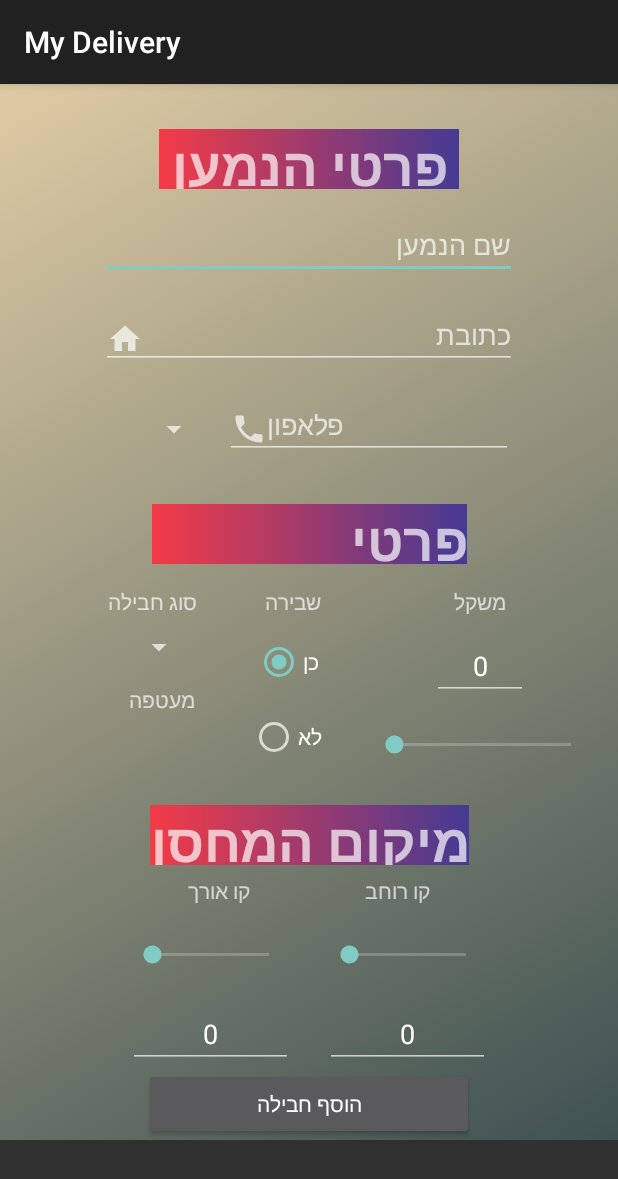
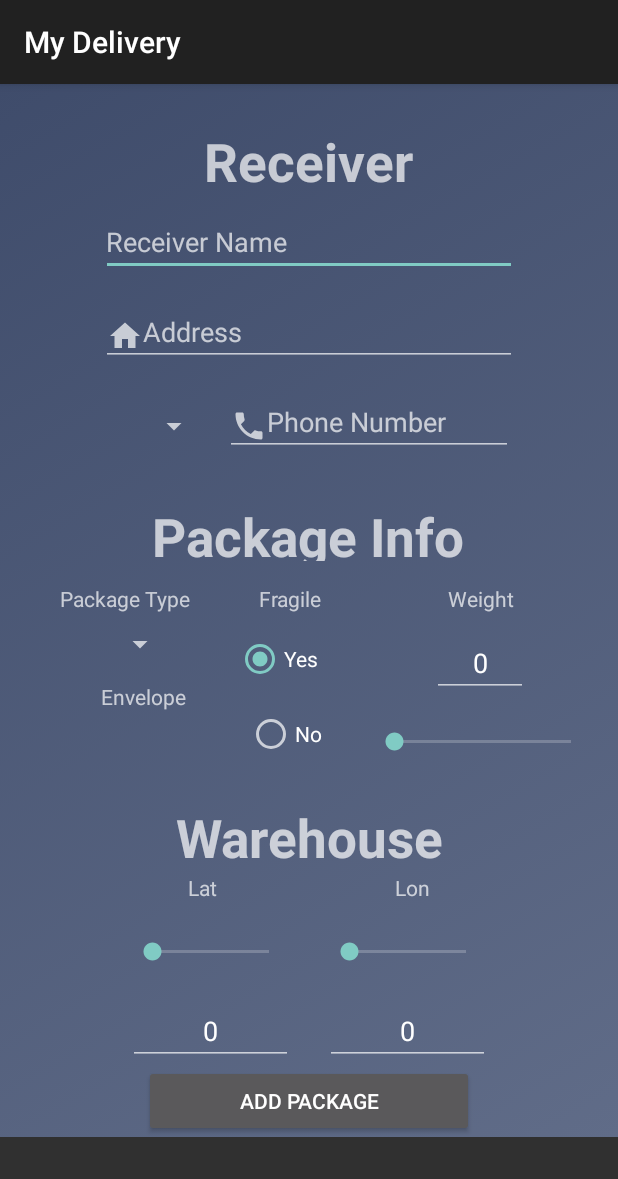
Before and after one commit to mendy-josovic/PackageSending, an Android app: the screen it shows after launch (MainActivity), on a phone screen of 412 x 824 dp. Shown: the top 1179 px of the screen. Run offline under Robolectric (Android 15) with nearby library versions, the phone set to English and light mode, and no system bars; our stand-ins replace Firebase (no records; nobody signed in at launch, a user with empty details on screens opened directly).

Commit message:
adding counter for button changing language

```diff
--- a/app/src/main/java/com/example/packagesending/MainActivity.kt
+++ b/app/src/main/java/com/example/packagesending/MainActivity.kt
@@ -2,10 +2,11 @@ package com.example.packagesending
 
 import androidx.appcompat.app.AppCompatActivity
 import android.os.Bundle
+import android.text.Editable
 import android.view.View
 import android.widget.*
 import com.google.firebase.FirebaseApp
-
+import android.text.TextWatcher
 
 class MainActivity : AppCompatActivity() {
     private lateinit var ownerNameEt: EditText
@@ -23,7 +24,7 @@ class MainActivity : AppCompatActivity() {
     private lateinit var rbYes: RadioButton
     private lateinit var addButton: Button
     private lateinit var spinRTv: TextView
-
+    var int: Int = 8
     private lateinit var dataBaseRef: FireBaseDBConnection
 
     override fun onCreate(savedInstanceState: Bundle?) {
@@ -54,13 +55,29 @@ class MainActivity : AppCompatActivity() {
         addButton = findViewById(R.id.addButton)
 
         rbYes.isChecked = true
-
         //init for areas Code - spinner.
-        var areasCode = ArrayList<String>()
+        val areasCode = ArrayList<String>()
         for (i in 0..9) {
             areasCode.add("05$i-")
         }
+        ownerNameEt.addTextChangedListener( object : TextWatcher{
+            override fun beforeTextChanged(p0: CharSequence?, p1: Int, p2: Int, p3: Int) {}
 
+
+            override fun onTextChanged(p0: CharSequence?, p1: Int, p2: Int, p3: Int) {
+                int--
+            }
+            override fun afterTextChanged(p0: Editable?) {}
+        })
+        ownerPhoneEt.addTextChangedListener(object : TextWatcher{
+            override fun beforeTextChanged(p0: CharSequence?, p1: Int, p2: Int, p3: Int) {}
+
+
+            override fun onTextChanged(p0: CharSequence?, p1: Int, p2: Int, p3: Int) {
+                int--
+            }
+            override fun afterTextChanged(p0: Editable?) {}
+        })
         // set Adapter of areas Code to the spinner.
         areaCode.adapter = ArrayAdapter(
             this, android.R.layout.simple_list_item_1, areasCode
@@ -76,6 +93,9 @@ class MainActivity : AppCompatActivity() {
             override fun onItemSelected(p0: AdapterView<*>?, p1: View?, p2: Int, p3: Long) {
                 spinRTv.visibility = View.VISIBLE
                 spinRTv.text = pacTypeSp.selectedItem.toString()
+                int--
+
+
             }
 
             override fun onNothingSelected(p0: AdapterView<*>?) {
@@ -85,11 +105,13 @@ class MainActivity : AppCompatActivity() {
 
         rbNo.setOnClickListener(View.OnClickListener {
             rbYes.isChecked = rbNo.isChecked != true
+            int--
         })
 
         rbYes.setOnClickListener(View.OnClickListener {
 
             rbNo.isChecked = rbYes.isChecked != true
+            int--
         })
 
         // click event of seek bar: seekBarWeight.
@@ -97,6 +119,7 @@ class MainActivity : AppCompatActivity() {
             // Display the current progress of SeekBar
             override fun onProgressChanged(seekBar: SeekBar, i: Int, b: Boolean) {
                 weightEt.setText(i.toString())
+                int--
             }
 
             override fun onStartTrackingTouch(seekBar: SeekBar?) {}
@@ -108,6 +131,7 @@ class MainActivity : AppCompatActivity() {
             // Display the current progress of SeekBar
             override fun onProgressChanged(seekBar: SeekBar, i: Int, b: Boolean) {
                 latitudeTt.setText(i.toString())
+                int--
             }
 
             override fun onStartTrackingTouch(seekBar: SeekBar?) {}
@@ -119,6 +143,7 @@ class MainActivity : AppCompatActivity() {
             // Display the current progress of SeekBar
             override fun onProgressChanged(seekBar: SeekBar, i: Int, b: Boolean) {
                 longitudeTt.setText(i.toString())
+                int--
             }
 
             override fun onStartTrackingTouch(seekBar: SeekBar?) {}
@@ -127,6 +152,7 @@ class MainActivity : AppCompatActivity() {
 
         // click event of button: addButton.
         addButton.setOnClickListener(View.OnClickListener {
+            if (int == 0){
 
             // add new package to the fire base.
             var pac: Package = Package(
@@ -158,7 +184,7 @@ class MainActivity : AppCompatActivity() {
                 override fun onProgress(status: String?, percent: Double) {}
             })
 
-        })
+        } })
     }
  }
 
--- a/app/src/main/java/com/example/packagesending/Package.kt
+++ b/app/src/main/java/com/example/packagesending/Package.kt
@@ -15,8 +15,7 @@ class Package(nameOfTheOwner : String, phoneNumberOfTheOwner : String, addressOf
     var warehouseLocationLongitude : Double = 0.0
     var warehouseLocationLatitude : Double = 0.0
     var fragileContent : Boolean = false
-    var packageType : PackageType = PackageType.בינונית
-
+    var packageType : PackageType = PackageType.Medium
     init {
         this.id = id
         this.nameOfTheOwner = nameOfTheOwner
--- a/app/src/main/java/com/example/packagesending/PackageType.kt
+++ b/app/src/main/java/com/example/packagesending/PackageType.kt
@@ -2,5 +2,5 @@ package com.example.packagesending
 
 //enum for Package Type.
 enum class PackageType {
-    מעטפה, קטנה, בינונית, גדולה
+    Envelope, Small, Medium, Large
 }
--- a/app/src/main/res/drawable/back_ground_gnral.xml
+++ b/app/src/main/res/drawable/back_ground_gnral.xml
@@ -3,8 +3,8 @@
     <item>
         <shape>
             <gradient
-                android:startColor="#3e5151"
-                android:endColor="#deCBA4"
+                android:startColor="#606c88"
+                android:endColor="#3f4c6b"
                 android:angle="135"/>
         </shape>
     </item>
--- a/app/src/main/res/layout/activity_main.xml
+++ b/app/src/main/res/layout/activity_main.xml
@@ -18,13 +18,14 @@
         style="@style/title1"
         android:layout_width="200dp"
         android:layout_height="40dp"
-        android:layout_marginTop="30dp"
+        android:layout_marginTop="28dp"
         android:ems="12"
         android:text="@string/title1"
+        android:textAlignment="center"
         app:layout_constraintEnd_toEndOf="parent"
+        app:layout_constraintHorizontal_bias="0.497"
         app:layout_constraintStart_toStartOf="parent"
-        app:layout_constraintTop_toTopOf="parent"
-        android:textAlignment="center"/>
+        app:layout_constraintTop_toTopOf="parent" />
 
     <EditText
         android:id="@+id/ownerNameEt"
@@ -83,7 +84,7 @@
         android:layout_width="210dp"
         android:layout_height="40dp"
         android:layout_marginTop="30dp"
-        android:text="פרטי החבילה"
+        android:text="Package Info"
         app:layout_constraintEnd_toEndOf="parent"
         app:layout_constraintStart_toStartOf="parent"
         app:layout_constraintTop_toBottomOf="@+id/ownerPhoneEt" />
@@ -95,7 +96,7 @@
         android:layout_marginTop="15dp"
         android:layout_marginRight="60dp"
         android:ems="4"
-        android:text="משקל"
+        android:text="Weight"
         android:textAlignment="center"
         app:layout_constraintEnd_toEndOf="parent"
         app:layout_constraintTop_toBottomOf="@+id/title1" />
@@ -127,7 +128,7 @@
         android:layout_height="20dp"
         android:layout_marginTop="15dp"
         android:layout_marginRight="73dp"
-        android:text="שבירה"
+        android:text="Fragile"
         app:layout_constraintEnd_toStartOf="@+id/weightTv"
         app:layout_constraintTop_toBottomOf="@+id/title1"
         android:textAlignment="center"/>
@@ -140,7 +141,7 @@
         android:layout_marginTop="10dp"
         app:layout_constraintEnd_toStartOf="@+id/weightEt"
         android:layout_marginRight="75dp"
-        android:text="כן"
+        android:text="Yes"
         />
 
     <RadioButton
@@ -151,7 +152,7 @@
         android:layout_marginTop="10dp"
         app:layout_constraintEnd_toStartOf="@+id/seekBarWeight"
         android:layout_marginRight="32dp"
-        android:text="לא"
+        android:text="No"
         />
 
     <TextView
@@ -162,7 +163,7 @@
         android:layout_marginTop="15dp"
         app:layout_constraintEnd_toStartOf="@+id/broken"
         android:layout_marginRight="45dp"
-        android:text="סוג חבילה"
+        android:text="Package Type"
         />
 
     <Spinner
@@ -195,7 +196,7 @@
         android:layout_width="wrap_content"
         android:layout_height="40dp"
         android:layout_marginTop="20dp"
-        android:text="מיקום המחסן"
+        android:text="Warehouse"
         app:layout_constraintEnd_toEndOf="parent"
         app:layout_constraintStart_toStartOf="parent"
         app:layout_constraintTop_toBottomOf="@+id/seekBarWeight"
@@ -208,7 +209,7 @@
         android:layout_height="30dp"
         android:layout_marginTop="7dp"
         android:layout_marginRight="125dp"
-        android:text="קו רוחב"
+        android:text="Lon"
         app:layout_constraintEnd_toEndOf="parent"
         app:layout_constraintTop_toBottomOf="@+id/locationTv"
         />
@@ -229,7 +230,7 @@
         android:layout_height="30dp"
         android:layout_marginTop="7dp"
         android:layout_marginLeft="125dp"
-        android:text="קו אורך"
+        android:text="Lat"
         app:layout_constraintStart_toStartOf="parent"
         app:layout_constraintTop_toBottomOf="@+id/locationTv"
         />
@@ -272,7 +273,7 @@
 
     <Button
         android:id="@+id/addButton"
-        android:text="הוסף חבילה"
+        android:text="Add Package"
         android:layout_width="220dp"
         android:layout_height="wrap_content"
         app:layout_constraintTop_toBottomOf="@+id/latitudeTt"
--- a/app/src/main/res/values/strings.xml
+++ b/app/src/main/res/values/strings.xml
@@ -1,8 +1,8 @@
 <resources>
     <string name="app_name">My Delivery</string>
-    <string name="name">שם הנמען</string>
-    <string name="phone">פלאפון</string>
-    <string name="address">כתובת</string>
-    <string name="title1" >פרטי הנמען</string>
-    <string name="title2" >פרטי החבילה</string>
+    <string name="name">Receiver Name</string>
+    <string name="phone">Phone Number</string>
+    <string name="address">Address</string>
+    <string name="title1" >Receiver Info</string>
+    <string name="title2" >Package Info</string>
 </resources>
--- a/app/src/main/res/values/styles.xml
+++ b/app/src/main/res/values/styles.xml
@@ -9,7 +9,6 @@
     <style name="title1" parent="Widget.AppCompat.TextView" >
        <item name="android:textStyle">bold</item>
         <item name="android:textSize">35dp</item>
-        <item  name="android:background">@drawable/text_shape</item>
     </style>
 
     </resources>
```
